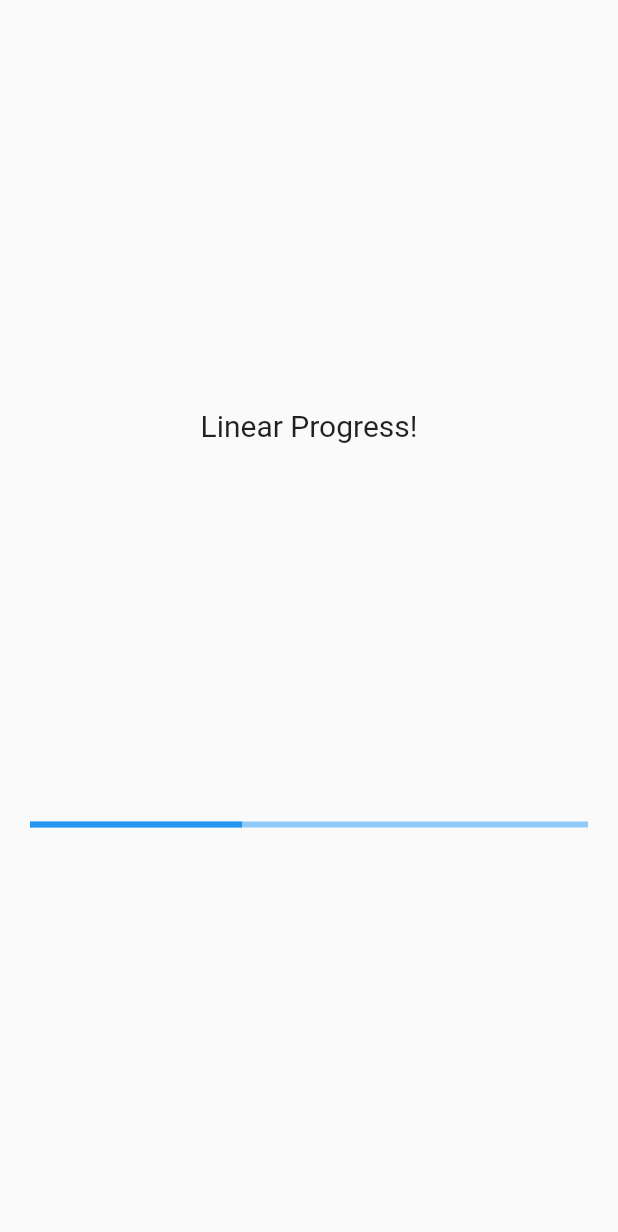
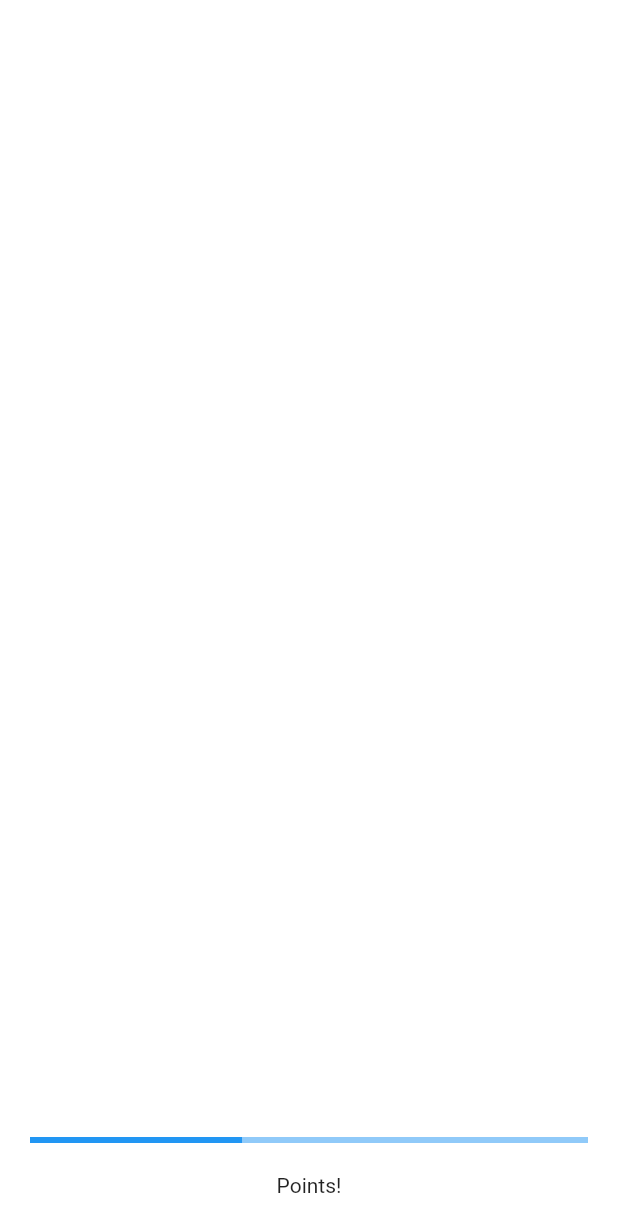
Before and after one commit to BBBmau/habBit, a Flutter app: the progressWidget screen opened directly, on a phone screen of 412 x 824 dp. Shown: the top 1232 px of the screen. Run offline on Flutter 3.47's test engine with Material 2 defaults, Android fonts, the phone set to English and light mode, and no system bars.

Commit message:
Add Progress Bar that is set for the bottom of the web app

```diff
--- a/lib/studentView/widgets/progress_bar.dart
+++ b/lib/studentView/widgets/progress_bar.dart
@@ -5,9 +5,7 @@ class progressBar extends StatelessWidget {
 
   @override
   Widget build(BuildContext context) {
-    return Container(
-      child: progressWidget()
-    );
+    return const progressWidget();
   }
 }
 
@@ -44,18 +42,18 @@ class _progressWidgetState extends State<progressWidget>
   @override
   Widget build(BuildContext context) {
     return Scaffold(
+      backgroundColor: Colors.white,
       body: Padding(
       padding: const EdgeInsets.all(20.0),
       child: Column(
-        mainAxisAlignment: MainAxisAlignment.spaceEvenly,
+        mainAxisAlignment: MainAxisAlignment.end,
         children: <Widget>[
-          const Text('Linear Progress!',
-          style: TextStyle(fontSize: 20),
-          ),
           LinearProgressIndicator(
             value: controller.value,
             semanticsLabel: 'Linear Progress Indicator',
             ),
+            const Text("Points!",
+            style: TextStyle(height: 3.0),)
           ],
         ),
       )
```
